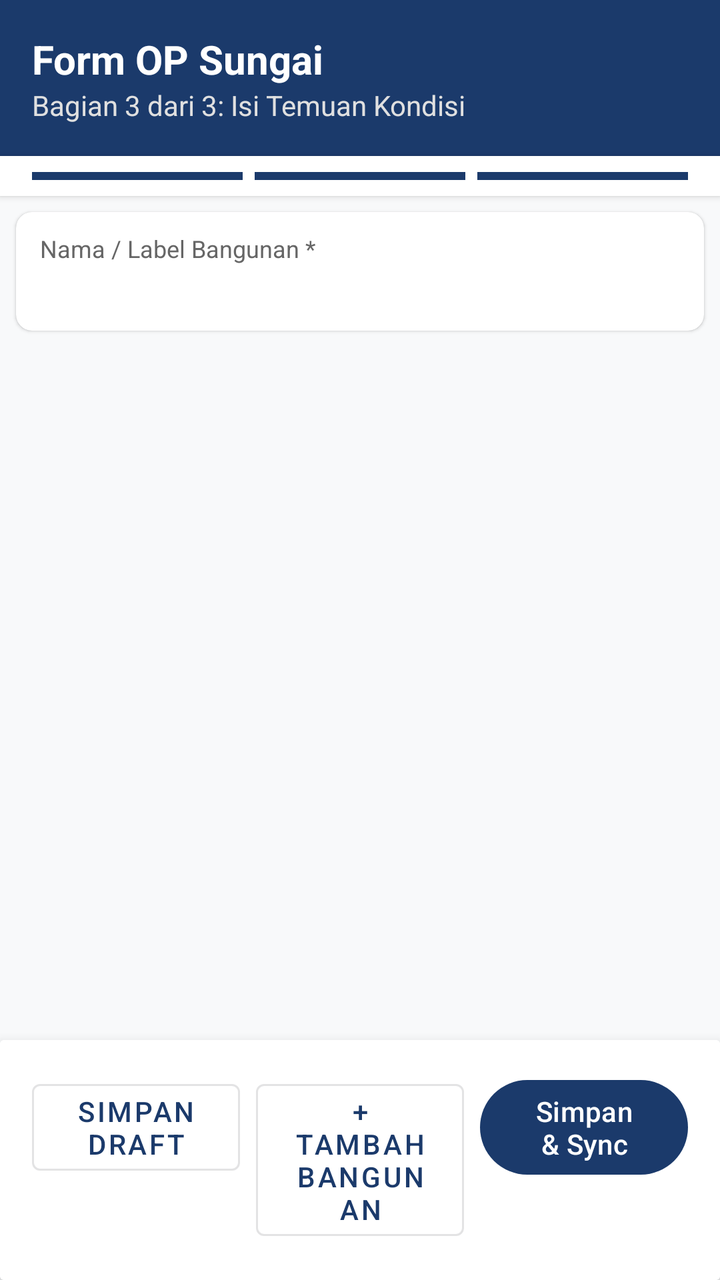
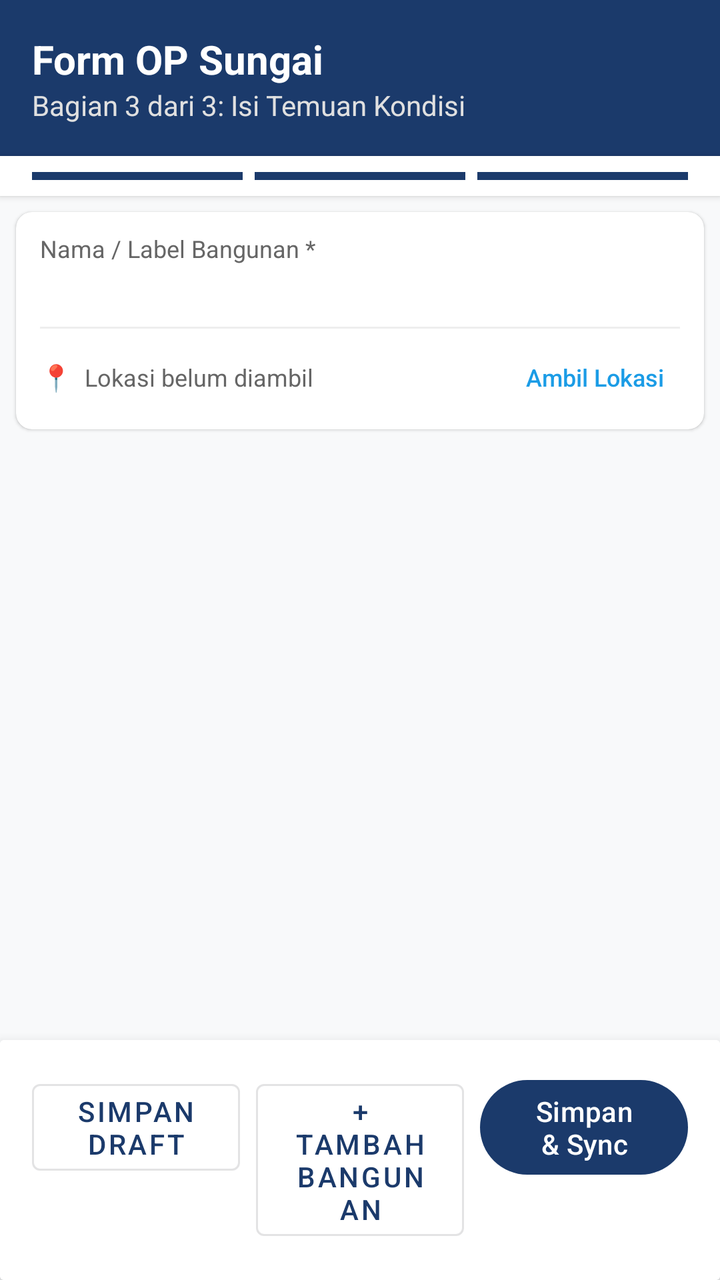

The first picture is an Android layout as it rendered before a commit; the second is the same layout after the commit. The layout source and the unified diff follow.
<!-- AndroidManifest.xml: application theme Theme.RiverOP -->
<!-- res/layout/activity_form_bagian3.xml -->
<?xml version="1.0" encoding="utf-8"?>
<androidx.constraintlayout.widget.ConstraintLayout
    xmlns:android="http://schemas.android.com/apk/res/android"
    xmlns:app="http://schemas.android.com/apk/res-auto"
    android:layout_width="match_parent"
    android:layout_height="match_parent"
    android:background="#F8F9FA">

    
    <androidx.constraintlayout.widget.ConstraintLayout
        android:id="@+id/layoutHeader"
        android:layout_width="match_parent"
        android:layout_height="wrap_content"
        android:background="?attr/colorPrimary"
        android:padding="16dp"
        app:layout_constraintTop_toTopOf="parent">

        <TextView
            android:id="@+id/tvHeaderTitle"
            android:layout_width="wrap_content"
            android:layout_height="wrap_content"
            android:text="Form OP Sungai"
            android:textColor="#FFFFFF"
            android:textSize="20sp"
            android:textStyle="bold"
            app:layout_constraintStart_toStartOf="parent"
            app:layout_constraintTop_toTopOf="parent" />

        <TextView
            android:id="@+id/tvHeaderSubtitle"
            android:layout_width="wrap_content"
            android:layout_height="wrap_content"
            android:text="Bagian 3 dari 3: Isi Temuan Kondisi"
            android:textColor="#E0E0E0"
            android:textSize="14sp"
            app:layout_constraintStart_toStartOf="parent"
            app:layout_constraintTop_toBottomOf="@id/tvHeaderTitle" />

    </androidx.constraintlayout.widget.ConstraintLayout>

    
    <LinearLayout
        android:id="@+id/layoutProgress"
        android:layout_width="match_parent"
        android:layout_height="wrap_content"
        android:orientation="horizontal"
        android:paddingHorizontal="16dp"
        android:paddingVertical="8dp"
        android:background="#FFFFFF"
        android:elevation="2dp"
        app:layout_constraintTop_toBottomOf="@id/layoutHeader">

        <View
            android:layout_width="0dp"
            android:layout_height="4dp"
            android:layout_weight="1"
            android:layout_marginEnd="4dp"
            android:background="?attr/colorPrimary" />

        <View
            android:layout_width="0dp"
            android:layout_height="4dp"
            android:layout_weight="1"
            android:layout_marginHorizontal="2dp"
            android:background="?attr/colorPrimary" />

        <View
            android:layout_width="0dp"
            android:layout_height="4dp"
            android:layout_weight="1"
            android:layout_marginStart="4dp"
            android:background="?attr/colorPrimary" />

    </LinearLayout>

    
    <androidx.cardview.widget.CardView
        android:id="@+id/cardNamaBangunan"
        android:layout_width="match_parent"
        android:layout_height="wrap_content"
        android:layout_marginHorizontal="8dp"
        android:layout_marginTop="8dp"
        app:cardCornerRadius="8dp"
        app:cardElevation="1dp"
        app:layout_constraintTop_toBottomOf="@id/layoutProgress">

        <LinearLayout
            android:layout_width="match_parent"
            android:layout_height="wrap_content"
            android:orientation="vertical"
            android:paddingHorizontal="12dp"
            android:paddingVertical="10dp">

            <TextView
                android:layout_width="wrap_content"
                android:layout_height="wrap_content"
                android:text="Nama / Label Bangunan *"
                android:textSize="12sp"
                android:textColor="#666666" />

            <EditText
                android:id="@+id/etNamaBangunan"
                android:layout_width="match_parent"
                android:layout_height="wrap_content"
                android:inputType="textCapSentences"
                android:maxLines="1"
                android:imeOptions="actionDone"
                android:background="@null"
                android:paddingTop="4dp"
                android:textSize="14sp" />

        </LinearLayout>
    </androidx.cardview.widget.CardView>

    
    <androidx.recyclerview.widget.RecyclerView
        android:id="@+id/rvItemInspeksi"
        android:layout_width="match_parent"
        android:layout_height="0dp"
        android:clipToPadding="false"
        android:paddingBottom="80dp"
        android:padding="8dp"
        app:layout_constraintTop_toBottomOf="@id/cardNamaBangunan"
        app:layout_constraintBottom_toTopOf="@id/cardBottom" />

    
    <androidx.cardview.widget.CardView
        android:id="@+id/cardBottom"
        android:layout_width="match_parent"
        android:layout_height="wrap_content"
        app:cardElevation="8dp"
        app:layout_constraintBottom_toBottomOf="parent">

        <LinearLayout
            android:layout_width="match_parent"
            android:layout_height="wrap_content"
            android:orientation="horizontal"
            android:padding="16dp"
            android:background="#FFFFFF">

            <Button
                android:id="@+id/btnSimpanDraft3"
                style="@style/Widget.MaterialComponents.Button.OutlinedButton"
                android:layout_width="0dp"
                android:layout_height="wrap_content"
                android:layout_weight="1"
                android:layout_marginEnd="8dp"
                android:text="Simpan Draft" />

            <com.google.android.material.button.MaterialButton
                android:id="@+id/btnTambahBangunan"
                style="@style/Widget.MaterialComponents.Button.OutlinedButton"
                android:layout_width="0dp"
                android:layout_height="wrap_content"
                android:layout_weight="1"
                android:text="+ Tambah Bangunan" />

            <Button
                android:id="@+id/btnSimpanLaporan"
                android:layout_width="0dp"
                android:layout_height="wrap_content"
                android:layout_weight="1"
                android:layout_marginStart="8dp"
                android:text="Simpan &amp; Sync" />

        </LinearLayout>
    </androidx.cardview.widget.CardView>

</androidx.constraintlayout.widget.ConstraintLayout>
<!-- resources referenced by this layout -->
<resources>
  <style name="Theme.RiverOP" parent="Base.Theme.RiverOP" />
  <style name="Base.Theme.RiverOP" parent="Theme.Material3.Light.NoActionBar">
          <item name="colorPrimary">@color/primary</item>
          <item name="colorPrimaryVariant">@color/primary_dark</item>
          <item name="colorSecondary">@color/accent_gold</item>
          <item name="android:colorBackground">@color/background</item>
          <item name="android:windowBackground">@color/background</item>
      </style>
  <color name="primary">#1B3A6B</color>
  <color name="primary_dark">#0F2347</color>
  <color name="accent_gold">#D4A017</color>
  <color name="background">#F5F5F5</color>
</resources>

<!-- the commit's change to res/layout/activity_form_bagian3.xml (unified diff, before → after) -->
@@ -109,6 +109,60 @@
                 android:paddingTop="4dp"
                 android:textSize="14sp" />
 
+            
+            <View
+                android:layout_width="match_parent"
+                android:layout_height="1dp"
+                android:layout_marginTop="8dp"
+                android:background="#EEEEEE" />
+
+            <LinearLayout
+                android:layout_width="match_parent"
+                android:layout_height="wrap_content"
+                android:orientation="horizontal"
+                android:gravity="center_vertical"
+                android:layout_marginTop="8dp">
+
+                <ProgressBar
+                    android:id="@+id/pbLokasi"
+                    style="?android:attr/progressBarStyleSmall"
+                    android:layout_width="16dp"
+                    android:layout_height="16dp"
+                    android:visibility="gone" />
+
+                <TextView
+                    android:id="@+id/tvIkonLokasi"
+                    android:layout_width="wrap_content"
+                    android:layout_height="wrap_content"
+                    android:text="📍"
+                    android:textSize="13sp" />
+
+                <TextView
+                    android:id="@+id/tvStatusLokasi"
+                    android:layout_width="0dp"
+                    android:layout_height="wrap_content"
+                    android:layout_weight="1"
+                    android:layout_marginStart="6dp"
+                    android:text="Lokasi belum diambil"
+                    android:textSize="12sp"
+                    android:textColor="#666666" />
+
+                <Button
+                    android:id="@+id/btnAmbilLokasi"
+                    style="?android:attr/borderlessButtonStyle"
+                    android:layout_width="wrap_content"
+                    android:layout_height="wrap_content"
+                    android:minWidth="0dp"
+                    android:minHeight="0dp"
+                    android:paddingHorizontal="8dp"
+                    android:paddingVertical="4dp"
+                    android:text="Ambil Lokasi"
+                    android:textSize="12sp"
+                    android:textAllCaps="false"
+                    android:textColor="#1B9CE6" />
+
+            </LinearLayout>
+
         </LinearLayout>
     </androidx.cardview.widget.CardView>
 
